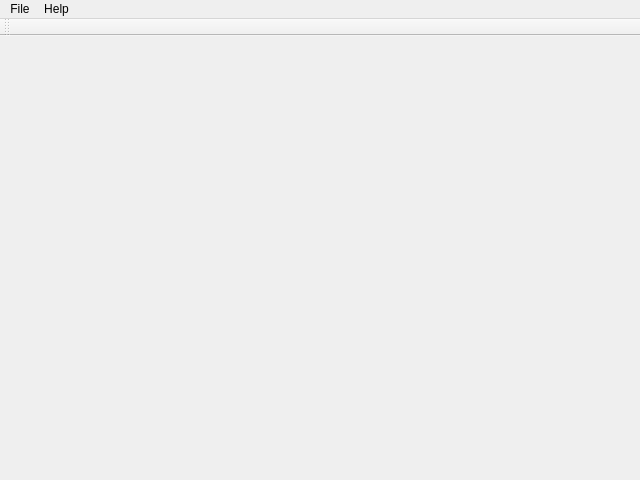
This is src/main/mainwindow.ui in Gris87/SystemAnalyzer as Qt 5 draws it before an edit. The edited form follows.
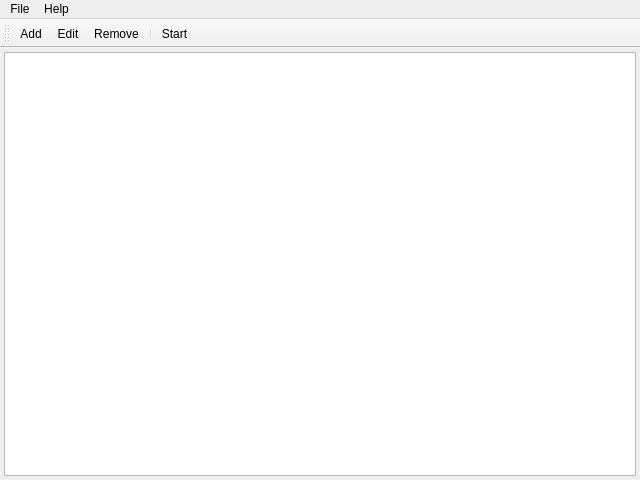
This is the edited form. Icons and pictures are not drawn.

Patch:
```diff
--- a/src/main/mainwindow.ui
+++ b/src/main/mainwindow.ui
@@ -13,7 +13,28 @@
   <property name="windowTitle">
    <string>System Analyzer</string>
   </property>
-  <widget class="QWidget" name="centralWidget"/>
+  <widget class="QWidget" name="centralWidget">
+   <layout class="QVBoxLayout" name="verticalLayout">
+    <property name="spacing">
+     <number>4</number>
+    </property>
+    <property name="leftMargin">
+     <number>4</number>
+    </property>
+    <property name="topMargin">
+     <number>4</number>
+    </property>
+    <property name="rightMargin">
+     <number>4</number>
+    </property>
+    <property name="bottomMargin">
+     <number>4</number>
+    </property>
+    <item>
+     <widget class="QTableWidget" name="tableWidget"/>
+    </item>
+   </layout>
+  </widget>
   <widget class="QMenuBar" name="menuBar">
    <property name="geometry">
     <rect>
@@ -45,6 +66,11 @@
    <attribute name="toolBarBreak">
     <bool>false</bool>
    </attribute>
+   <addaction name="actionAdd"/>
+   <addaction name="actionEdit"/>
+   <addaction name="actionRemove"/>
+   <addaction name="separator"/>
+   <addaction name="actionStart"/>
   </widget>
   <action name="actionExit">
    <property name="text">
@@ -62,6 +88,54 @@
     <string>F1</string>
    </property>
   </action>
+  <action name="actionAdd">
+   <property name="icon">
+    <iconset resource="../../Resources.qrc">
+     <normaloff>:/images/Add.png</normaloff>:/images/Add.png</iconset>
+   </property>
+   <property name="text">
+    <string>Add</string>
+   </property>
+   <property name="shortcut">
+    <string>Ctrl+N</string>
+   </property>
+  </action>
+  <action name="actionEdit">
+   <property name="icon">
+    <iconset resource="../../Resources.qrc">
+     <normaloff>:/images/Edit.png</normaloff>:/images/Edit.png</iconset>
+   </property>
+   <property name="text">
+    <string>Edit</string>
+   </property>
+   <property name="shortcut">
+    <string>Ctrl+E</string>
+   </property>
+  </action>
+  <action name="actionRemove">
+   <property name="icon">
+    <iconset resource="../../Resources.qrc">
+     <normaloff>:/images/Remove.png</normaloff>:/images/Remove.png</iconset>
+   </property>
+   <property name="text">
+    <string>Remove</string>
+   </property>
+   <property name="shortcut">
+    <string>Ctrl+D</string>
+   </property>
+  </action>
+  <action name="actionStart">
+   <property name="icon">
+    <iconset resource="../../Resources.qrc">
+     <normaloff>:/images/Start.png</normaloff>:/images/Start.png</iconset>
+   </property>
+   <property name="text">
+    <string>Start</string>
+   </property>
+   <property name="shortcut">
+    <string>Ctrl+R</string>
+   </property>
+  </action>
  </widget>
  <layoutdefault spacing="6" margin="11"/>
  <resources/>
```
Left out of the diff: 4 changed lines with no effect on the pictures.
